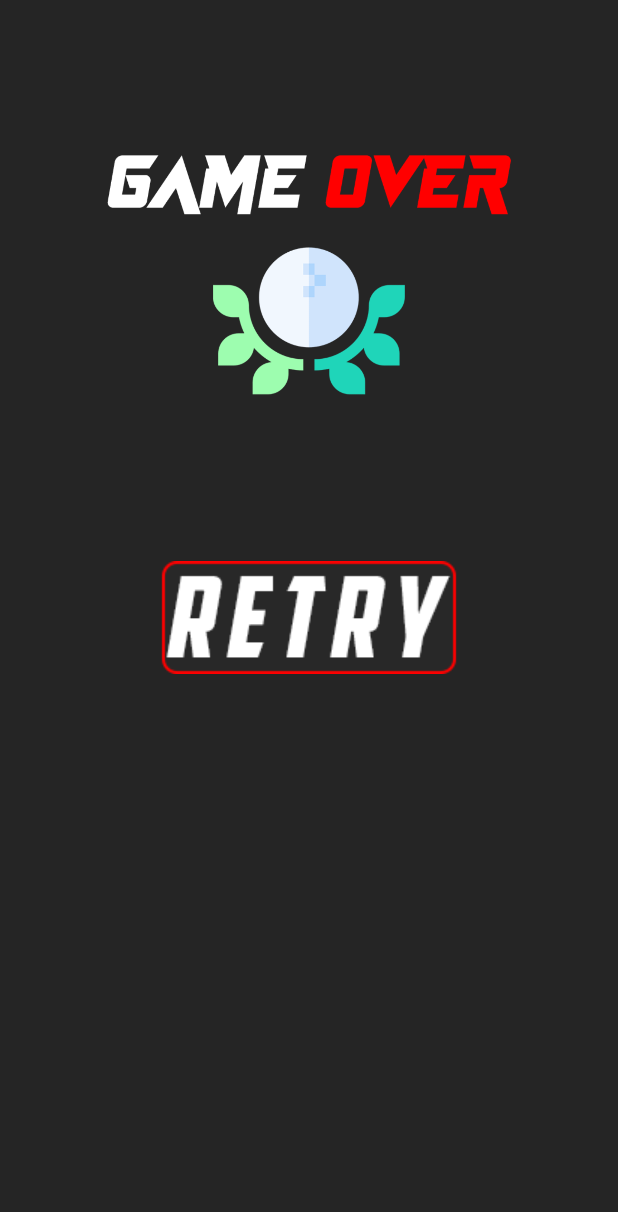
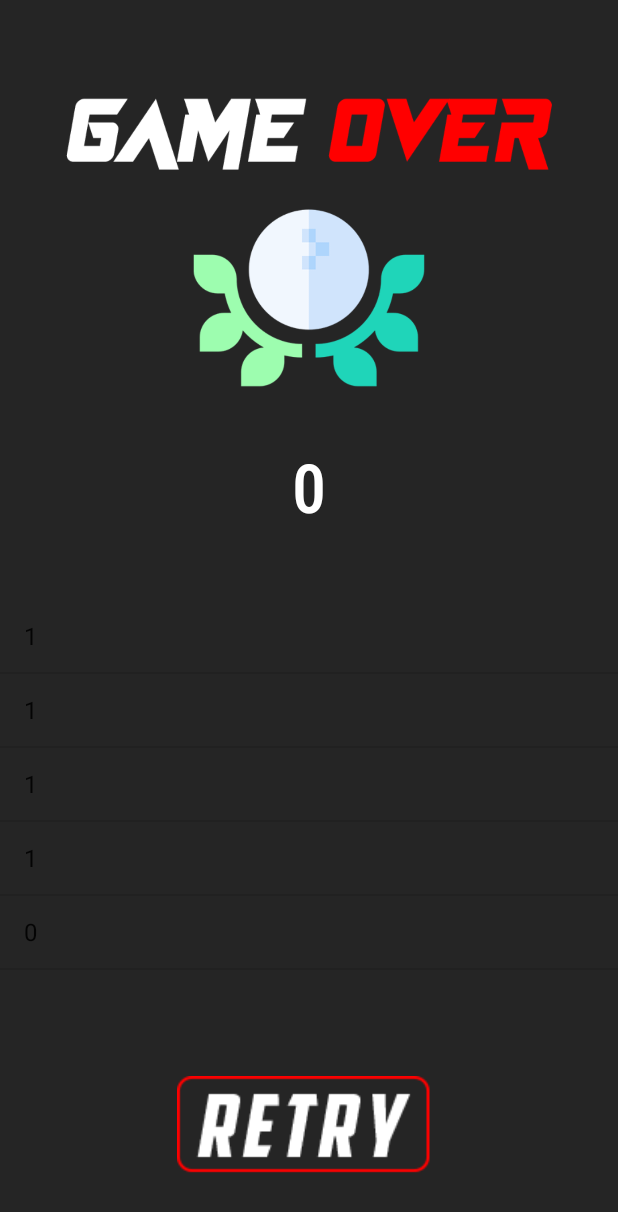
Before and after one commit to Hades595/GroupProject, an Android app: the ScoreActivity screen opened directly, with no data from a screen before it, on a phone screen of 412 x 824 dp. Shown: the top 1212 px of the screen. Run offline under Robolectric (Android 15) with nearby library versions, the phone set to English and light mode, and no system bars; 2 statements that could not run were skipped.

Commit message:
Finished High Score Screen phase 1, currently populated with a premade array. Also has a mode to determine image resource via new high score.

```diff
--- a/app/src/main/java/com/example/groupproject/GameActivity.java
+++ b/app/src/main/java/com/example/groupproject/GameActivity.java
@@ -198,7 +198,8 @@ public class GameActivity extends AppCompatActivity {
                 }
                 //To move to the Score screen
                 i = new Intent(getContext(), ScoreActivity.class);
-                //Put the score in
+                //Put the scores in
+                i.putExtra("currentScore",currentScore);
                 i.putExtra("scores", scores);
                 //Start the score activity
                 startActivity(i);
--- a/app/src/main/java/com/example/groupproject/ScoreActivity.java
+++ b/app/src/main/java/com/example/groupproject/ScoreActivity.java
@@ -3,11 +3,19 @@ import androidx.appcompat.app.ActionBar;
 import androidx.appcompat.app.AppCompatActivity;
 
 import android.content.Intent;
+import android.graphics.Typeface;
 import android.os.Bundle;
 import android.os.Parcelable;
 import android.view.View;
+import android.widget.ArrayAdapter;
+import android.widget.ImageView;
+import android.widget.ListView;
+import android.widget.TextClock;
+import android.widget.TextView;
 
+import java.sql.SQLOutput;
 import java.util.ArrayList;
+import java.util.Arrays;
 
 public class ScoreActivity extends AppCompatActivity {
 
@@ -16,8 +24,34 @@ public class ScoreActivity extends AppCompatActivity {
         super.onCreate(savedInstanceState);
         setContentView(R.layout.activity_score);
 
-        Intent i = getIntent();
-        ArrayList scores =  i.getParcelableExtra("scores"); //the scores from the game
+        Bundle i = getIntent().getExtras();
+        int currentScore = i.getInt("currentScore");
+        int[] scoresArray = i.getIntArray("scores"); //this contains the last 5 scores. NOT CURRENT SCORE
+
+        TextView latestScore = (TextView) findViewById(R.id.scoreText);
+        ImageView overBanner = (ImageView) findViewById(R.id.gameOverBanner);
+
+        latestScore.setText(currentScore + "");
+
+        //premade array for testing overBanner screens
+        int[] scoreArrayDup = {1,1,1,1,0};
+        if (currentScore > scoreArrayDup[0]) {
+            overBanner.setImageResource(R.drawable.highscorebanner);
+        } else {
+            overBanner.setImageResource(R.drawable.gameoverbannerred);
+        }
+
+        //Listview population to show best 5 scores
+        //first make an array of strings using our integer array
+        ArrayList<String> arrayListScores = new ArrayList<String>();
+        for(int s:scoreArrayDup) {
+            arrayListScores.add(String.valueOf(s));
+        }
+        //create the adaptor
+        ArrayAdapter arrayAdapter = new ArrayAdapter<String>(this, android.R.layout.simple_list_item_1, arrayListScores);
+        ListView listView = (ListView)findViewById(R.id.bestFiveScores);
+        listView.setAdapter(arrayAdapter);
+
 
 
         //Remove the action bar
@@ -25,12 +59,18 @@ public class ScoreActivity extends AppCompatActivity {
         actionbar.hide();
 
         //Set immersive mode, since user will be clicking a lot
-        int uiOptions = View. SYSTEM_UI_FLAG_IMMERSIVE
-                | View. SYSTEM_UI_FLAG_FULLSCREEN
-                | View.SYSTEM_UI_FLAG_HIDE_NAVIGATION;
-        getWindow().getDecorView().setSystemUiVisibility(uiOptions);
+        int uiOptions = View.SYSTEM_UI_FLAG_IMMERSIVE
+            | View.SYSTEM_UI_FLAG_FULLSCREEN
+            | View.SYSTEM_UI_FLAG_HIDE_NAVIGATION;
+
+        getWindow().
+
+        getDecorView().
+
+        setSystemUiVisibility(uiOptions);
 
     }
+
 
 
 
@@ -42,5 +82,6 @@ public class ScoreActivity extends AppCompatActivity {
         //Start the list activity
         Intent i = new Intent(this, GameActivity.class);
         startActivity(i);
+        finish();
     }
 }
--- a/app/src/main/res/layout/activity_score.xml
+++ b/app/src/main/res/layout/activity_score.xml
@@ -15,43 +15,49 @@
 
         <!--GAME OVER banner -->
         <ImageView
+            android:id="@+id/gameOverBanner"
             android:layout_width="match_parent"
             android:layout_height="0dp"
             android:layout_gravity="center"
             android:layout_weight="2"
-            android:paddingLeft="70dp"
-            android:paddingRight="70dp"
             android:src="@drawable/gameoverbannerred" />
 
-        <!--Text to display current Score achieved -->
-
-
-        <!--Text to show highest score-->
-
-
-        <!--If new high score, display this banner-->
-
+        <!-- latest score text view -->
+        <TextView
+            android:id="@+id/scoreText"
+            android:layout_width="wrap_content"
+            android:layout_height="wrap_content"
+            android:text="140"
+            android:fontFamily="sans-serif-condensed-medium"
+            android:textSize="45sp"
+            android:layout_marginTop="15dp"
+            android:layout_gravity="center"
+            android:textColor="@color/white"
+            android:layout_marginBottom="45sp"
+            />
 
         <!--Listview to show top 5 scores achieved-->
+        <ListView
+            android:id="@+id/bestFiveScores"
+            android:layout_width="match_parent"
+            android:layout_height="0dp"
+            android:layout_weight="2"
+            android:layout_gravity="center"/>
 
 
         <!--need a RETRY button to activate from a fresh version of gameActivity-->
-
-
         <ImageButton
             android:id="@+id/buttonStart"
-            android:layout_width="match_parent"
-            android:layout_height="0dp"
+            android:layout_width="222dp"
+            android:layout_height="5dp"
+            android:layout_gravity="center"
             android:layout_weight="1"
-            android:layout_marginLeft="100dp"
-            android:layout_marginRight="100dp"
             android:background="@null"
             android:onClick="onClickRetry"
             android:padding="5dp"
-            android:src="@drawable/buttonretryselector"
-            app:layout_constraintEnd_toEndOf="parent"
-            app:layout_constraintStart_toStartOf="parent"
-            app:layout_constraintTop_toTopOf="parent"/>
+            android:paddingLeft="100dp"
+            android:paddingRight="100dp"
+            android:src="@drawable/buttonretryselector"/>
 
     </LinearLayout>
 
```
Also changed, not shown: app/src/main/res/drawable-v24/buttonretry.png, app/src/main/res/drawable-v24/buttonretrypressed.png, app/src/main/res/drawable-v24/highscorebanner.png (added).
